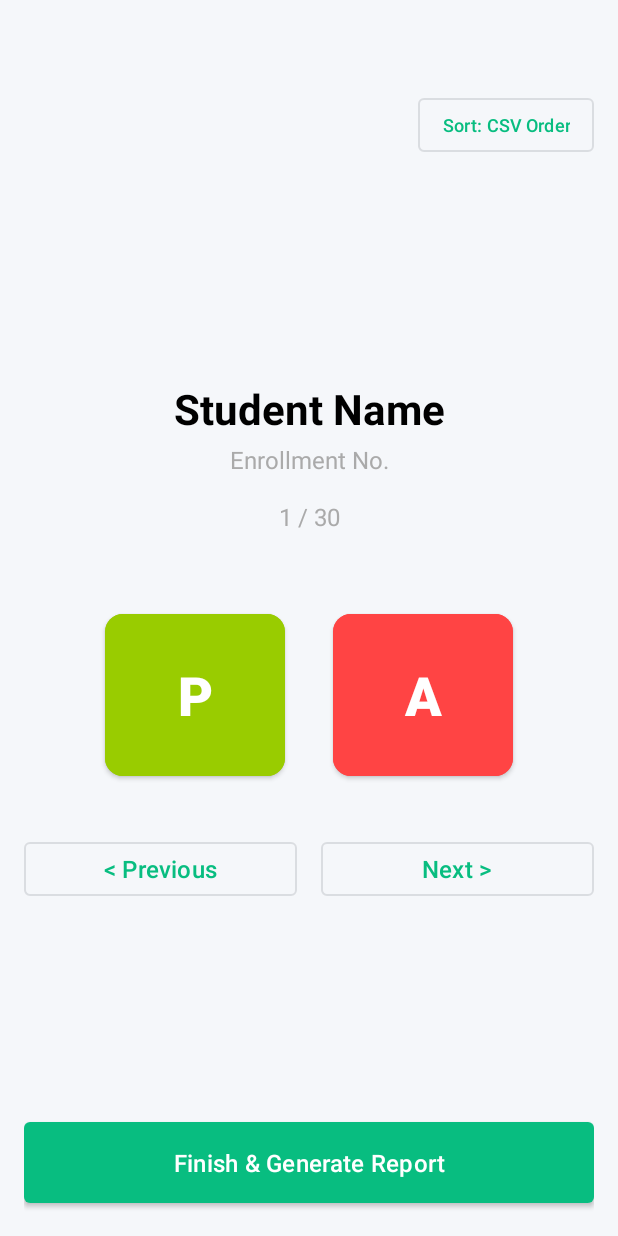
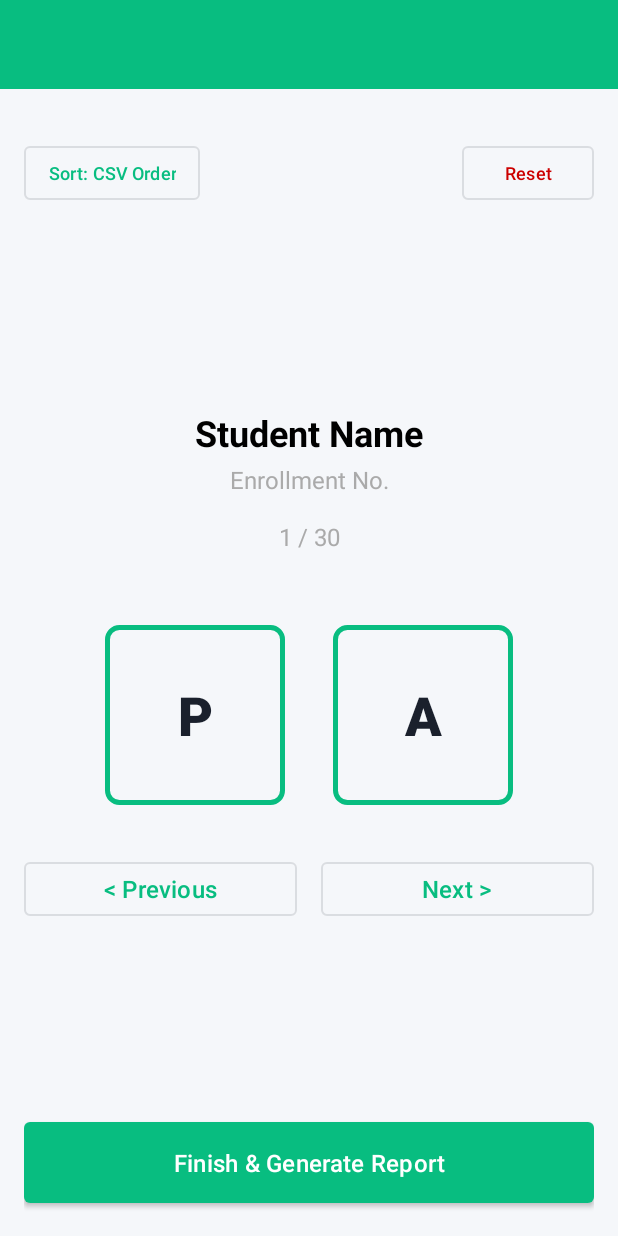
Before and after one commit to sillypari/RollCall, an Android app: the AttendanceActivity screen opened directly, with no data from a screen before it, on a phone screen of 412 x 824 dp. Run offline under Robolectric (Android 15) with nearby library versions, the phone set to English and light mode, and no system bars; 1 statement that could not run was skipped.

Commit message:
Final Update V1.0

```diff
--- a/app/src/main/java/com/simpleattendance/MainActivity.java
+++ b/app/src/main/java/com/simpleattendance/MainActivity.java
@@ -11,13 +11,13 @@ import androidx.appcompat.app.AlertDialog;
 import androidx.appcompat.app.AppCompatActivity;
 import androidx.recyclerview.widget.LinearLayoutManager;
 import androidx.recyclerview.widget.RecyclerView;
-import com.google.android.material.floatingactionbutton.FloatingActionButton;
+import android.widget.LinearLayout;
 import java.util.List;
 
 public class MainActivity extends AppCompatActivity {
 
     private RecyclerView classesRecyclerView;
-    private FloatingActionButton addClassButton;
+    private LinearLayout addClassButton;
     private ImageView historyButton;
     private ClassAdapter classAdapter;
     private DatabaseHelper databaseHelper;
--- /dev/null
+++ b/app/src/main/res/color/button_text_color.xml
@@ -0,0 +1,5 @@
+<?xml version="1.0" encoding="utf-8"?>
+<selector xmlns:android="http://schemas.android.com/apk/res/android">
+    <item android:state_selected="true" android:color="@android:color/white"/>
+    <item android:color="@color/text_primary"/>
+</selector>
--- /dev/null
+++ b/app/src/main/res/drawable/absent_button_red_bg.xml
@@ -0,0 +1,24 @@
+<?xml version="1.0" encoding="utf-8"?>
+<ripple xmlns:android="http://schemas.android.com/apk/res/android"
+    android:color="@android:color/holo_red_light">
+    <item>
+        <selector>
+            <!-- Selected state - RED BACKGROUND -->
+            <item android:state_selected="true">
+                <shape android:shape="rectangle">
+                    <solid android:color="@android:color/holo_red_light"/>
+                    <stroke android:width="4dp" android:color="@android:color/holo_red_dark"/>
+                    <corners android:radius="8dp"/>
+                </shape>
+            </item>
+            <!-- Normal state - red outline only -->
+            <item>
+                <shape android:shape="rectangle">
+                    <solid android:color="@android:color/transparent"/>
+                    <stroke android:width="3dp" android:color="@android:color/holo_red_light"/>
+                    <corners android:radius="8dp"/>
+                </shape>
+            </item>
+        </selector>
+    </item>
+</ripple>
--- /dev/null
+++ b/app/src/main/res/drawable/background_header_strip.xml
@@ -0,0 +1,6 @@
+<?xml version="1.0" encoding="utf-8"?>
+<shape xmlns:android="http://schemas.android.com/apk/res/android"
+    android:shape="rectangle">
+    <solid android:color="@color/unacademy_green"/>
+    <corners android:radius="8dp"/>
+</shape>
--- /dev/null
+++ b/app/src/main/res/drawable/background_header_strip_rectangular.xml
@@ -0,0 +1,5 @@
+<?xml version="1.0" encoding="utf-8"?>
+<shape xmlns:android="http://schemas.android.com/apk/res/android"
+    android:shape="rectangle">
+    <solid android:color="@color/unacademy_green"/>
+</shape>
--- /dev/null
+++ b/app/src/main/res/drawable/pill_shape_background.xml
@@ -0,0 +1,6 @@
+<?xml version="1.0" encoding="utf-8"?>
+<shape xmlns:android="http://schemas.android.com/apk/res/android"
+    android:shape="rectangle">
+    <solid android:color="@color/unacademy_green"/>
+    <corners android:radius="24dp"/>
+</shape>
--- /dev/null
+++ b/app/src/main/res/drawable/present_button_green_bg.xml
@@ -0,0 +1,24 @@
+<?xml version="1.0" encoding="utf-8"?>
+<ripple xmlns:android="http://schemas.android.com/apk/res/android"
+    android:color="@android:color/holo_green_light">
+    <item>
+        <selector>
+            <!-- Selected state - GREEN BACKGROUND -->
+            <item android:state_selected="true">
+                <shape android:shape="rectangle">
+                    <solid android:color="@android:color/holo_green_light"/>
+                    <stroke android:width="4dp" android:color="@android:color/holo_green_dark"/>
+                    <corners android:radius="8dp"/>
+                </shape>
+            </item>
+            <!-- Normal state - green outline only -->
+            <item>
+                <shape android:shape="rectangle">
+                    <solid android:color="@android:color/transparent"/>
+                    <stroke android:width="3dp" android:color="@android:color/holo_green_light"/>
+                    <corners android:radius="8dp"/>
+                </shape>
+            </item>
+        </selector>
+    </item>
+</ripple>
--- a/app/src/main/res/layout/activity_attendance.xml
+++ b/app/src/main/res/layout/activity_attendance.xml
@@ -4,10 +4,16 @@
     android:layout_width="match_parent"
     android:layout_height="match_parent"
     android:orientation="vertical"
-    android:padding="16dp"
     tools:context=".AttendanceActivity">
 
-    <!-- Header Section -->
+    <!-- Header Section with Background Strip -->
+    <LinearLayout
+        android:layout_width="match_parent"
+        android:layout_height="wrap_content"
+        android:background="@drawable/background_header_strip_rectangular"
+        android:padding="16dp"
+        android:layout_marginBottom="16dp">
+
         <TextView
             android:id="@+id/classNameText"
             android:layout_width="match_parent"
@@ -16,15 +22,23 @@
             android:textSize="20sp"
             android:textStyle="bold"
             android:textAlignment="center"
-        android:layout_marginBottom="16dp"
-        android:textColor="@color/design_default_color_primary" />
+            android:textColor="@android:color/white" />
 
-    <!-- Sort button only -->
+    </LinearLayout>
+
+    <!-- Main Content Container -->
+    <LinearLayout
+        android:layout_width="match_parent"
+        android:layout_height="match_parent"
+        android:orientation="vertical"
+        android:padding="16dp">
+
+        <!-- Sort and Reset buttons -->
         <LinearLayout
             android:layout_width="match_parent"
             android:layout_height="wrap_content"
             android:orientation="horizontal"
-        android:gravity="end"
+            android:gravity="center_vertical"
             android:layout_marginBottom="24dp">
 
             <Button
@@ -33,6 +47,20 @@
                 android:layout_height="48dp"
                 android:text="Sort: CSV Order"
                 android:textSize="12sp"
+                style="@style/Widget.MaterialComponents.Button.OutlinedButton" />
+
+            <View
+                android:layout_width="0dp"
+                android:layout_height="1dp"
+                android:layout_weight="1" />
+
+            <Button
+                android:id="@+id/resetButton"
+                android:layout_width="wrap_content"
+                android:layout_height="48dp"
+                android:text="Reset"
+                android:textSize="12sp"
+                android:textColor="@android:color/holo_red_dark"
                 style="@style/Widget.MaterialComponents.Button.OutlinedButton" />
 
         </LinearLayout>
@@ -50,11 +78,14 @@
                 android:layout_width="match_parent"
                 android:layout_height="wrap_content"
                 android:text="Student Name"
-            android:textSize="28sp"
+                android:textSize="24sp"
                 android:textAlignment="center"
                 android:layout_marginBottom="4dp"
                 android:textColor="@android:color/black"
-            android:textStyle="bold" />
+                android:textStyle="bold"
+                android:maxLines="2"
+                android:ellipsize="end"
+                android:lineSpacingExtra="4dp" />
 
             <TextView
                 android:id="@+id/studentEnrollmentText"
@@ -92,8 +123,8 @@
                     android:text="P"
                     android:textSize="36sp"
                     android:textStyle="bold"
-                android:backgroundTint="@android:color/holo_green_light"
-                android:textColor="@android:color/white" />
+                    android:background="@drawable/present_button_green_bg"
+                    android:textColor="@color/button_text_color" />
 
                 <Button
                     android:id="@+id/absentButton"
@@ -102,8 +133,8 @@
                     android:text="A"
                     android:textSize="36sp"
                     android:textStyle="bold"
-                android:backgroundTint="@android:color/holo_red_light"
-                android:textColor="@android:color/white" />
+                    android:background="@drawable/absent_button_red_bg"
+                    android:textColor="@color/button_text_color" />
 
             </LinearLayout>
 
@@ -147,3 +178,5 @@
             style="@style/Widget.MaterialComponents.Button" />
 
     </LinearLayout>
+
+</LinearLayout>
```
Also changed, not shown: app/src/main/java/com/simpleattendance/AttendanceActivity.java (+56 -7 lines), app/src/main/res/drawable/button_absent_outline.xml (added, +19 -0 lines), app/src/main/res/drawable/button_absent_ripple.xml (added, +23 -0 lines), app/src/main/res/drawable/button_present_outline.xml (added, +19 -0 lines), app/src/main/res/drawable/button_present_ripple.xml (added, +23 -0 lines), app/src/main/res/drawable/pill_shape_ripple.xml (added, +10 -0 lines), app/src/main/res/layout/activity_main.xml (+35 -10 lines). Lines whose indentation alone changed are shown as unchanged.
